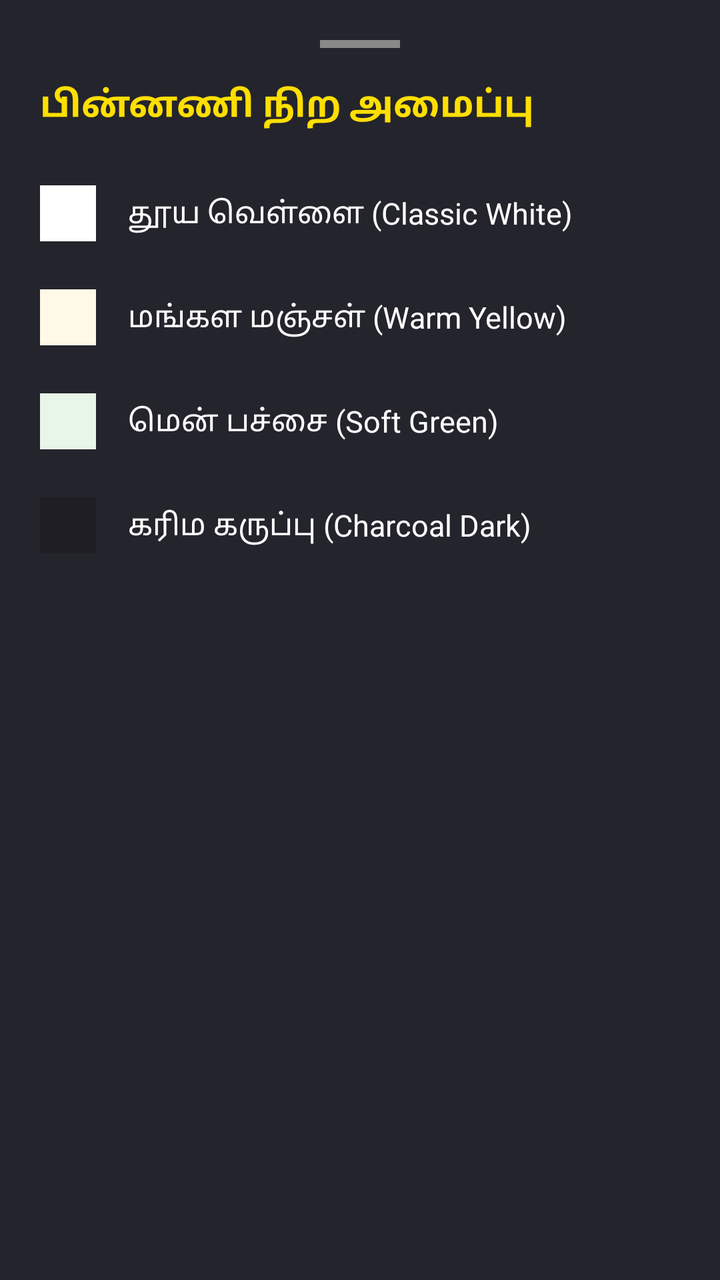
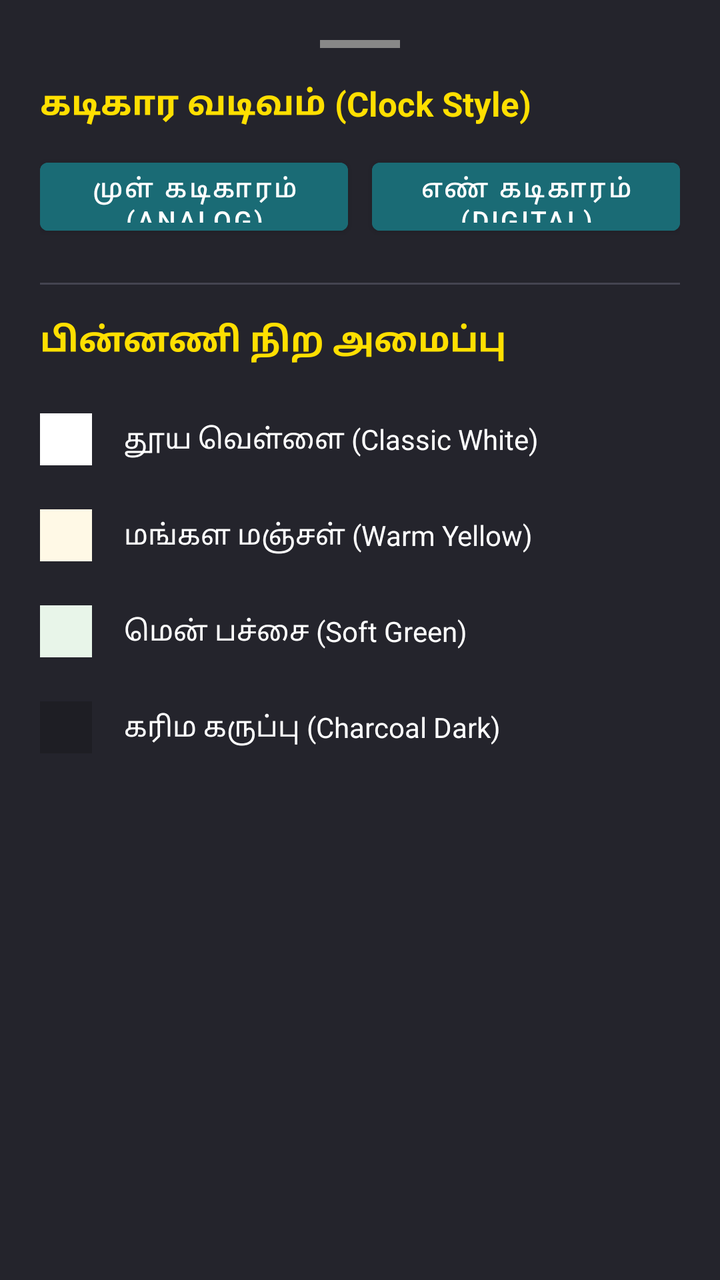

Compare the two renders of this Android layout. The source of the first and the diff that turns it into the second are given below.
<!-- AndroidManifest.xml: application theme Theme.MaterialComponents.DayNight.NoActionBar -->
<!-- res/layout/dialog_theme_customization.xml -->
<?xml version="1.0" encoding="utf-8"?>
<LinearLayout
    xmlns:android="http://schemas.android.com/apk/res/android"
    android:layout_width="match_parent"
    android:layout_height="wrap_content"
    android:orientation="vertical"
    android:background="#24242C"
    android:padding="20dp">

    <View
        android:layout_width="40dp"
        android:layout_height="4dp"
        android:layout_gravity="center_horizontal"
        android:layout_marginBottom="16dp"
        android:background="#888888" />

    <TextView
        android:layout_width="match_parent"
        android:layout_height="wrap_content"
        android:layout_marginBottom="16dp"
        android:text="பின்னணி நிற அமைப்பு"
        android:textColor="#FFDF00"
        android:textSize="18sp"
        android:textStyle="bold" />

    
    <LinearLayout
        android:id="@+id/option_theme_white"
        android:layout_width="match_parent"
        android:layout_height="52dp"
        android:gravity="center_vertical"
        android:orientation="horizontal"
        android:background="?attr/selectableItemBackground">

        <View
            android:layout_width="28dp"
            android:layout_height="28dp"
            android:background="#FFFFFF" />

        <TextView
            android:layout_width="wrap_content"
            android:layout_height="wrap_content"
            android:layout_marginStart="16dp"
            android:text="தூய வெள்ளை (Classic White)"
            android:textColor="#FFFFFF"
            android:textSize="15sp" />
    </LinearLayout>

    
    <LinearLayout
        android:id="@+id/option_theme_yellow"
        android:layout_width="match_parent"
        android:layout_height="52dp"
        android:gravity="center_vertical"
        android:orientation="horizontal"
        android:background="?attr/selectableItemBackground">

        <View
            android:layout_width="28dp"
            android:layout_height="28dp"
            android:background="#FFF9E6" />

        <TextView
            android:layout_width="wrap_content"
            android:layout_height="wrap_content"
            android:layout_marginStart="16dp"
            android:text="மங்கள மஞ்சள் (Warm Yellow)"
            android:textColor="#FFFFFF"
            android:textSize="15sp" />
    </LinearLayout>

    
    <LinearLayout
        android:id="@+id/option_theme_green"
        android:layout_width="match_parent"
        android:layout_height="52dp"
        android:gravity="center_vertical"
        android:orientation="horizontal"
        android:background="?attr/selectableItemBackground">

        <View
            android:layout_width="28dp"
            android:layout_height="28dp"
            android:background="#E8F5E9" />

        <TextView
            android:layout_width="wrap_content"
            android:layout_height="wrap_content"
            android:layout_marginStart="16dp"
            android:text="மென் பச்சை (Soft Green)"
            android:textColor="#FFFFFF"
            android:textSize="15sp" />
    </LinearLayout>

    
    <LinearLayout
        android:id="@+id/option_theme_charcoal"
        android:layout_width="match_parent"
        android:layout_height="52dp"
        android:gravity="center_vertical"
        android:orientation="horizontal"
        android:background="?attr/selectableItemBackground">

        <View
            android:layout_width="28dp"
            android:layout_height="28dp"
            android:background="#1E1E24" />

        <TextView
            android:layout_width="wrap_content"
            android:layout_height="wrap_content"
            android:layout_marginStart="16dp"
            android:text="கரிம கருப்பு (Charcoal Dark)"
            android:textColor="#FFFFFF"
            android:textSize="15sp" />
    </LinearLayout>

</LinearLayout>
<!-- resources referenced by this layout -->
<resources>

</resources>

<!-- the commit's change to res/layout/dialog_theme_customization.xml (unified diff, before → after) -->
@@ -14,105 +14,103 @@
         android:layout_marginBottom="16dp"
         android:background="#888888" />
 
+    
     <TextView
         android:layout_width="match_parent"
         android:layout_height="wrap_content"
+        android:layout_marginBottom="12dp"
+        android:text="கடிகார வடிவம் (Clock Style)"
+        android:textColor="#FFDF00"
+        android:textSize="17sp"
+        android:textStyle="bold" />
+
+    <LinearLayout
+        android:layout_width="match_parent"
+        android:layout_height="wrap_content"
+        android:orientation="horizontal"
+        android:layout_marginBottom="20dp">
+
+        <Button
+            android:id="@+id/btn_style_analog"
+            android:layout_width="0dp"
+            android:layout_height="46dp"
+            android:layout_weight="1"
+            android:layout_marginEnd="6dp"
+            android:text="முள் கடிகாரம் (Analog)"
+            android:textColor="#FFFFFF"
+            android:textSize="13sp"
+            android:backgroundTint="#1A6B75" />
+
+        <Button
+            android:id="@+id/btn_style_digital"
+            android:layout_width="0dp"
+            android:layout_height="46dp"
+            android:layout_weight="1"
+            android:layout_marginStart="6dp"
+            android:text="எண் கடிகாரம் (Digital)"
+            android:textColor="#FFFFFF"
+            android:textSize="13sp"
+            android:backgroundTint="#1A6B75" />
+    </LinearLayout>
+
+    <View
+        android:layout_width="match_parent"
+        android:layout_height="1dp"
         android:layout_marginBottom="16dp"
+        android:background="#444450" />
+
+    
+    <TextView
+        android:layout_width="match_parent"
+        android:layout_height="wrap_content"
+        android:layout_marginBottom="14dp"
         android:text="பின்னணி நிற அமைப்பு"
         android:textColor="#FFDF00"
-        android:textSize="18sp"
+        android:textSize="17sp"
         android:textStyle="bold" />
 
-    
     <LinearLayout
         android:id="@+id/option_theme_white"
         android:layout_width="match_parent"
-        android:layout_height="52dp"
+        android:layout_height="48dp"
         android:gravity="center_vertical"
         android:orientation="horizontal"
         android:background="?attr/selectableItemBackground">
-
-        <View
-            android:layout_width="28dp"
-            android:layout_height="28dp"
-            android:background="#FFFFFF" />
-
-        <TextView
-            android:layout_width="wrap_content"
-            android:layout_height="wrap_content"
-            android:layout_marginStart="16dp"
-            android:text="தூய வெள்ளை (Classic White)"
-            android:textColor="#FFFFFF"
-            android:textSize="15sp" />
+        <View android:layout_width="26dp" android:layout_height="26dp" android:background="#FFFFFF" />
+        <TextView android:layout_width="wrap_content" android:layout_height="wrap_content" android:layout_marginStart="16dp" android:text="தூய வெள்ளை (Classic White)" android:textColor="#FFFFFF" android:textSize="14sp" />
     </LinearLayout>
 
-    
     <LinearLayout
         android:id="@+id/option_theme_yellow"
         android:layout_width="match_parent"
-        android:layout_height="52dp"
+        android:layout_height="48dp"
         android:gravity="center_vertical"
         android:orientation="horizontal"
         android:background="?attr/selectableItemBackground">
-
-        <View
-            android:layout_width="28dp"
-            android:layout_height="28dp"
-            android:background="#FFF9E6" />
-
-        <TextView
-            android:layout_width="wrap_content"
-            android:layout_height="wrap_content"
-            android:layout_marginStart="16dp"
-            android:text="மங்கள மஞ்சள் (Warm Yellow)"
-            android:textColor="#FFFFFF"
-            android:textSize="15sp" />
+        <View android:layout_width="26dp" android:layout_height="26dp" android:background="#FFF9E6" />
+        <TextView android:layout_width="wrap_content" android:layout_height="wrap_content" android:layout_marginStart="16dp" android:text="மங்கள மஞ்சள் (Warm Yellow)" android:textColor="#FFFFFF" android:textSize="14sp" />
     </LinearLayout>
 
-    
     <LinearLayout
         android:id="@+id/option_theme_green"
         android:layout_width="match_parent"
-        android:layout_height="52dp"
+        android:layout_height="48dp"
         android:gravity="center_vertical"
         android:orientation="horizontal"
         android:background="?attr/selectableItemBackground">
-
-        <View
-            android:layout_width="28dp"
-            android:layout_height="28dp"
-            android:background="#E8F5E9" />
-
-        <TextView
-            android:layout_width="wrap_content"
-            android:layout_height="wrap_content"
-            android:layout_marginStart="16dp"
-            android:text="மென் பச்சை (Soft Green)"
-            android:textColor="#FFFFFF"
-            android:textSize="15sp" />
+        <View android:layout_width="26dp" android:layout_height="26dp" android:background="#E8F5E9" />
+        <TextView android:layout_width="wrap_content" android:layout_height="wrap_content" android:layout_marginStart="16dp" android:text="மென் பச்சை (Soft Green)" android:textColor="#FFFFFF" android:textSize="14sp" />
     </LinearLayout>
 
-    
     <LinearLayout
         android:id="@+id/option_theme_charcoal"
         android:layout_width="match_parent"
-        android:layout_height="52dp"
+        android:layout_height="48dp"
         android:gravity="center_vertical"
         android:orientation="horizontal"
         android:background="?attr/selectableItemBackground">
-
-        <View
-            android:layout_width="28dp"
-            android:layout_height="28dp"
-            android:background="#1E1E24" />
-
-        <TextView
-            android:layout_width="wrap_content"
-            android:layout_height="wrap_content"
-            android:layout_marginStart="16dp"
-            android:text="கரிம கருப்பு (Charcoal Dark)"
-            android:textColor="#FFFFFF"
-            android:textSize="15sp" />
+        <View android:layout_width="26dp" android:layout_height="26dp" android:background="#1E1E24" />
+        <TextView android:layout_width="wrap_content" android:layout_height="wrap_content" android:layout_marginStart="16dp" android:text="கரிம கருப்பு (Charcoal Dark)" android:textColor="#FFFFFF" android:textSize="14sp" />
     </LinearLayout>
 
 </LinearLayout>
